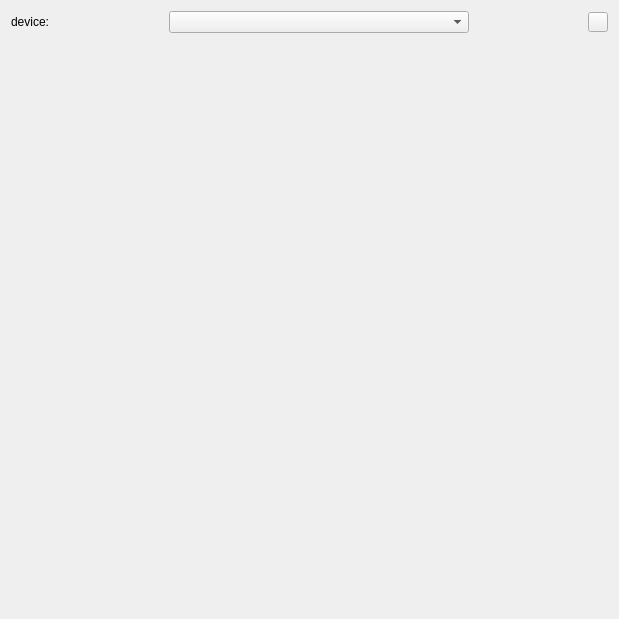
Old version of the form src/scanparameterselection.ui in the repository marvin5300/general-purpose-control.
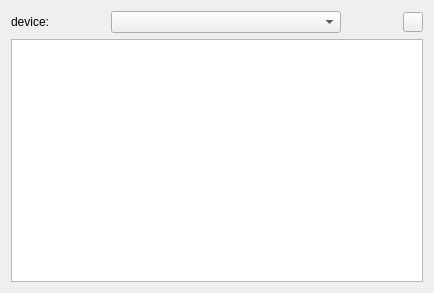
New version of the form.

Patch:
```diff
--- a/src/scanparameterselection.ui
+++ b/src/scanparameterselection.ui
@@ -6,8 +6,8 @@
    <rect>
     <x>0</x>
     <y>0</y>
-    <width>619</width>
-    <height>619</height>
+    <width>434</width>
+    <height>293</height>
    </rect>
   </property>
   <property name="windowTitle">
@@ -30,7 +30,7 @@
        </property>
        <property name="sizeHint" stdset="0">
         <size>
-         <width>40</width>
+         <width>0</width>
          <height>20</height>
         </size>
        </property>
@@ -46,7 +46,13 @@
        </property>
        <property name="minimumSize">
         <size>
-         <width>300</width>
+         <width>230</width>
+         <height>0</height>
+        </size>
+       </property>
+       <property name="baseSize">
+        <size>
+         <width>200</width>
          <height>0</height>
         </size>
        </property>
@@ -59,7 +65,7 @@
        </property>
        <property name="sizeHint" stdset="0">
         <size>
-         <width>40</width>
+         <width>0</width>
          <height>20</height>
         </size>
        </property>
@@ -105,17 +111,14 @@
     </layout>
    </item>
    <item>
-    <spacer name="verticalSpacer">
-     <property name="orientation">
-      <enum>Qt::Vertical</enum>
+    <widget class="QTableWidget" name="settingsTableWidget">
+     <property name="sizePolicy">
+      <sizepolicy hsizetype="Preferred" vsizetype="Expanding">
+       <horstretch>0</horstretch>
+       <verstretch>0</verstretch>
+      </sizepolicy>
      </property>
-     <property name="sizeHint" stdset="0">
-      <size>
-       <width>20</width>
-       <height>40</height>
-      </size>
-     </property>
-    </spacer>
+    </widget>
    </item>
   </layout>
  </widget>
```
